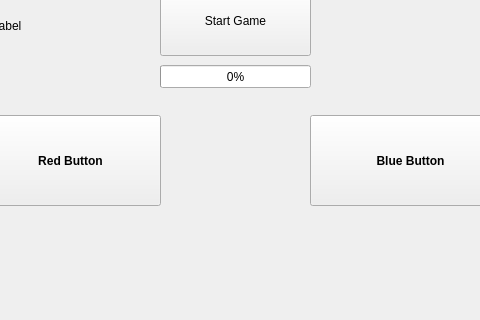
UofU-CS3505/cs3505-assignment6-joshuaAtBrody, file mainwindow.ui: the form before one commit; both pictures show x 160 to 640 and y 85 to 405 of the 800 by 600 pixel window.
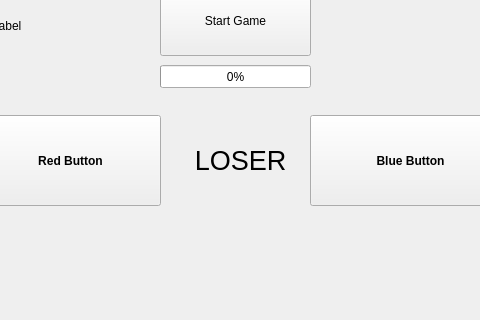
The form after the commit.

The edit to the form file:
```diff
--- a/mainwindow.ui
+++ b/mainwindow.ui
@@ -2,6 +2,9 @@
 <ui version="4.0">
  <class>MainWindow</class>
  <widget class="QMainWindow" name="MainWindow">
+  <property name="enabled">
+   <bool>true</bool>
+  </property>
   <property name="geometry">
    <rect>
     <x>0</x>
@@ -120,6 +123,27 @@
      <string>TextLabel</string>
     </property>
    </widget>
+   <widget class="QLabel" name="loserText">
+    <property name="geometry">
+     <rect>
+      <x>320</x>
+      <y>210</y>
+      <width>161</width>
+      <height>71</height>
+     </rect>
+    </property>
+    <property name="font">
+     <font>
+      <pointsize>20</pointsize>
+     </font>
+    </property>
+    <property name="text">
+     <string>LOSER</string>
+    </property>
+    <property name="alignment">
+     <set>Qt::AlignCenter</set>
+    </property>
+   </widget>
   </widget>
   <widget class="QMenuBar" name="menubar">
    <property name="geometry">
```
